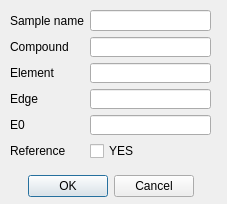
Old version of the form xview/dialogs/MetadataDialog.ui in the repository NSLS-II-ISS/xview.
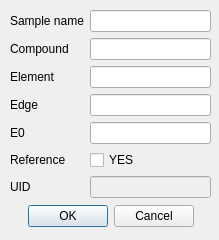
New version of the form.

Commit message: added UID line to the MetadataDialog.py dialog to also pass uid from unprocessed DB to the processed DB

The edit to the form file:
```diff
--- a/xview/dialogs/MetadataDialog.ui
+++ b/xview/dialogs/MetadataDialog.ui
@@ -6,8 +6,8 @@
    <rect>
     <x>0</x>
     <y>0</y>
-    <width>227</width>
-    <height>204</height>
+    <width>219</width>
+    <height>240</height>
    </rect>
   </property>
   <property name="windowTitle">
@@ -17,7 +17,7 @@
    <property name="geometry">
     <rect>
      <x>10</x>
-     <y>170</y>
+     <y>200</y>
      <width>201</width>
      <height>32</height>
     </rect>
@@ -38,7 +38,7 @@
      <x>10</x>
      <y>10</y>
      <width>201</width>
-     <height>151</height>
+     <height>191</height>
     </rect>
    </property>
    <layout class="QGridLayout" name="gridLayout">
@@ -106,6 +106,20 @@
       </property>
      </widget>
     </item>
+    <item row="6" column="0">
+     <widget class="QLabel" name="label_7">
+      <property name="text">
+       <string>UID</string>
+      </property>
+     </widget>
+    </item>
+    <item row="6" column="1">
+     <widget class="QLineEdit" name="lineEdit_uid">
+      <property name="enabled">
+       <bool>false</bool>
+      </property>
+     </widget>
+    </item>
    </layout>
   </widget>
  </widget>
```
The commit also changes 2 other files.
